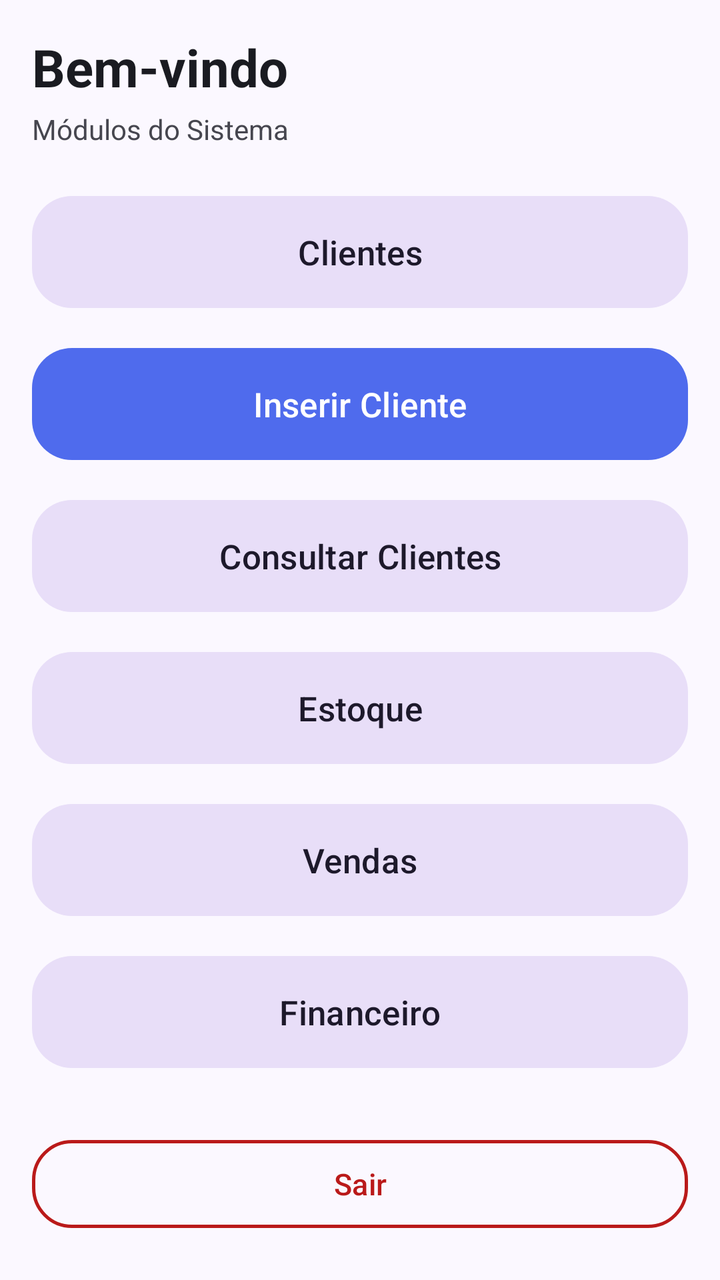
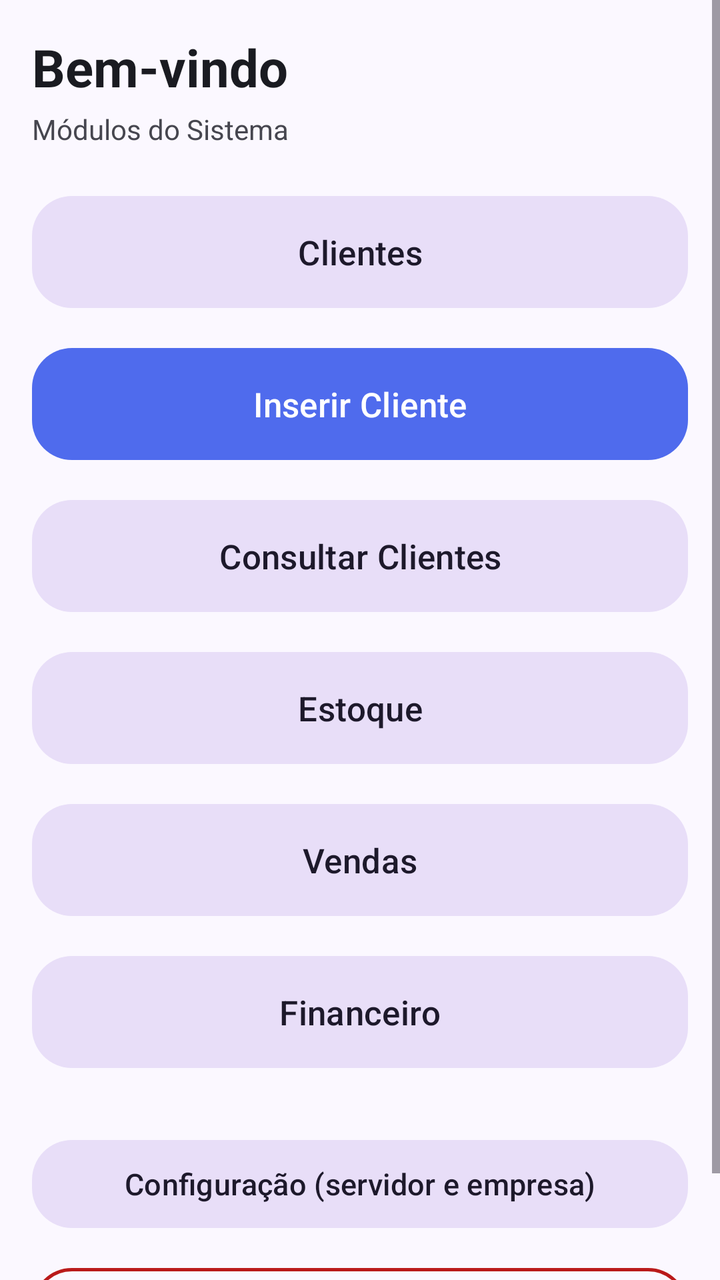

Before-and-after screenshots of an Android layout around one commit, followed by the original layout XML and the change that was made.
<!-- AndroidManifest.xml: application theme Theme.Erp2026 -->
<!-- res/layout/activity_dashboard.xml -->
<?xml version="1.0" encoding="utf-8"?>
<ScrollView xmlns:android="http://schemas.android.com/apk/res/android"
    xmlns:app="http://schemas.android.com/apk/res-auto"
    android:layout_width="match_parent"
    android:layout_height="match_parent"
    android:fillViewport="true"
    android:background="?android:attr/colorBackground">

    <LinearLayout
        android:layout_width="match_parent"
        android:layout_height="wrap_content"
        android:orientation="vertical"
        android:padding="16dp">

        <TextView
            android:id="@+id/textViewWelcome"
            android:layout_width="match_parent"
            android:layout_height="wrap_content"
            android:text="Bem-vindo"
            android:textSize="26sp"
            android:textStyle="bold"
            android:textColor="?attr/colorOnSurface"
            android:fontFamily="sans-serif"/>

        <TextView
            android:layout_width="match_parent"
            android:layout_height="wrap_content"
            android:text="Módulos do Sistema"
            android:textSize="14sp"
            android:layout_marginTop="4dp"
            android:layout_marginBottom="20dp"
            android:textColor="?attr/colorOnSurfaceVariant"/>

        <com.google.android.material.button.MaterialButton
            android:id="@+id/buttonClientes"
            style="@style/Widget.Material3.Button.TonalButton"
            android:layout_width="match_parent"
            android:layout_height="64dp"
            android:text="Clientes"
            android:textSize="17sp"
            app:cornerRadius="20dp"
            android:layout_marginBottom="12dp"/>

        <com.google.android.material.button.MaterialButton
            android:id="@+id/buttonInserirCliente"
            android:layout_width="match_parent"
            android:layout_height="64dp"
            android:text="Inserir Cliente"
            android:textSize="17sp"
            app:cornerRadius="20dp"
            android:layout_marginBottom="12dp"/>

        <com.google.android.material.button.MaterialButton
            android:id="@+id/buttonConsultarClientes"
            style="@style/Widget.Material3.Button.TonalButton"
            android:layout_width="match_parent"
            android:layout_height="64dp"
            android:text="Consultar Clientes"
            android:textSize="17sp"
            app:cornerRadius="20dp"
            android:layout_marginBottom="12dp"/>

        <com.google.android.material.button.MaterialButton
            android:id="@+id/buttonEstoque"
            style="@style/Widget.Material3.Button.TonalButton"
            android:layout_width="match_parent"
            android:layout_height="64dp"
            android:text="Estoque"
            android:textSize="17sp"
            app:cornerRadius="20dp"
            android:layout_marginBottom="12dp"/>

        <com.google.android.material.button.MaterialButton
            android:id="@+id/buttonVendas"
            style="@style/Widget.Material3.Button.TonalButton"
            android:layout_width="match_parent"
            android:layout_height="64dp"
            android:text="Vendas"
            android:textSize="17sp"
            app:cornerRadius="20dp"
            android:layout_marginBottom="12dp"/>

        <com.google.android.material.button.MaterialButton
            android:id="@+id/buttonFinanceiro"
            style="@style/Widget.Material3.Button.TonalButton"
            android:layout_width="match_parent"
            android:layout_height="64dp"
            android:text="Financeiro"
            android:textSize="17sp"
            app:cornerRadius="20dp"
            android:layout_marginBottom="28dp"/>

        <com.google.android.material.button.MaterialButton
            android:id="@+id/buttonSair"
            style="@style/Widget.Material3.Button.OutlinedButton"
            android:layout_width="match_parent"
            android:layout_height="52dp"
            android:text="Sair"
            android:textSize="15sp"
            android:textColor="?attr/colorError"
            app:strokeColor="?attr/colorError"
            app:cornerRadius="20dp"
            app:strokeWidth="1.5dp"/>

    </LinearLayout>

</ScrollView>
<!-- resources referenced by this layout -->
<resources>
  <style name="Theme.Erp2026" parent="Theme.Material3.DayNight">
          <item name="colorPrimary">@color/erp_primary</item>
          <item name="colorOnPrimary">@color/erp_on_primary</item>
          <item name="colorPrimaryContainer">@color/erp_primary_container</item>
          <item name="colorOnPrimaryContainer">@color/erp_on_primary_container</item>
          <item name="colorSecondary">@color/erp_secondary</item>
          <item name="colorOnSecondary">@color/erp_on_primary</item>
          <item name="colorSurface">@color/erp_surface</item>
          <item name="colorOnSurface">@color/erp_on_surface</item>
          <item name="colorSurfaceVariant">@color/erp_surface_variant</item>
          <item name="colorOnSurfaceVariant">@color/erp_on_surface_variant</item>
          <item name="colorOutline">@color/erp_outline</item>
          <item name="colorError">@color/erp_error</item>
          <item name="android:colorBackground">@color/erp_background</item>
          <item name="android:windowLightStatusBar" tools:targetApi="m">true</item>
          <item name="android:statusBarColor" tools:targetApi="l">@color/erp_background</item>
          <item name="android:navigationBarColor" tools:targetApi="l">@color/erp_background</item>
      </style>
  <color name="erp_primary">#4F6BED</color>
  <color name="erp_on_primary">#FFFFFF</color>
  <color name="erp_primary_container">#DFE1FF</color>
  <color name="erp_on_primary_container">#00105C</color>
  <color name="erp_secondary">#5B5D72</color>
  <color name="erp_surface">#FBF8FF</color>
  <color name="erp_on_surface">#1A1B21</color>
  <color name="erp_surface_variant">#E3E1EC</color>
  <color name="erp_on_surface_variant">#46464F</color>
  <color name="erp_outline">#767680</color>
  <color name="erp_error">#BA1A1A</color>
  <color name="erp_background">#FBF8FF</color>
</resources>

<!-- the commit's change to res/layout/activity_dashboard.xml (unified diff, before → after) -->
@@ -91,6 +91,16 @@
             android:layout_marginBottom="28dp"/>
 
         <com.google.android.material.button.MaterialButton
+            android:id="@+id/buttonConfiguracao"
+            style="@style/Widget.Material3.Button.TonalButton"
+            android:layout_width="match_parent"
+            android:layout_height="52dp"
+            android:text="Configuração (servidor e empresa)"
+            android:textSize="15sp"
+            app:cornerRadius="20dp"
+            android:layout_marginBottom="12dp"/>
+
+        <com.google.android.material.button.MaterialButton
             android:id="@+id/buttonSair"
             style="@style/Widget.Material3.Button.OutlinedButton"
             android:layout_width="match_parent"
